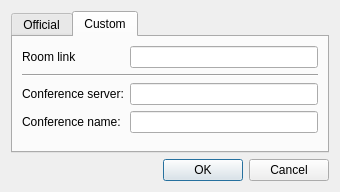
WST/acid-pc, file ui/joinroomwindow.ui: the form before one commit.
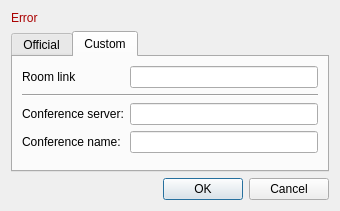
The form after the commit. The open tabs and pages were chosen to show the change. Icons and pictures are not drawn.

```diff
--- a/ui/joinroomwindow.ui
+++ b/ui/joinroomwindow.ui
@@ -7,11 +7,11 @@
     <x>0</x>
     <y>0</y>
     <width>340</width>
-    <height>192</height>
+    <height>211</height>
    </rect>
   </property>
   <property name="sizePolicy">
-   <sizepolicy hsizetype="Fixed" vsizetype="Fixed">
+   <sizepolicy hsizetype="Fixed" vsizetype="Expanding">
     <horstretch>0</horstretch>
     <verstretch>0</verstretch>
    </sizepolicy>
@@ -24,8 +24,8 @@
   </property>
   <property name="maximumSize">
    <size>
-    <width>340</width>
-    <height>192</height>
+    <width>353</width>
+    <height>211</height>
    </size>
   </property>
   <property name="windowTitle">
@@ -36,6 +36,19 @@
     <normaloff>:/acid_16.png</normaloff>:/acid_16.png</iconset>
   </property>
   <layout class="QVBoxLayout" name="verticalLayout">
+   <item>
+    <widget class="QLabel" name="error_message">
+     <property name="enabled">
+      <bool>true</bool>
+     </property>
+     <property name="styleSheet">
+      <string notr="true">color: #AA0000;</string>
+     </property>
+     <property name="text">
+      <string>Error</string>
+     </property>
+    </widget>
+   </item>
    <item>
     <widget class="QTabWidget" name="tabWidget">
      <property name="currentIndex">
```
Left out of the diff: 2 changed lines with no effect on the pictures.
